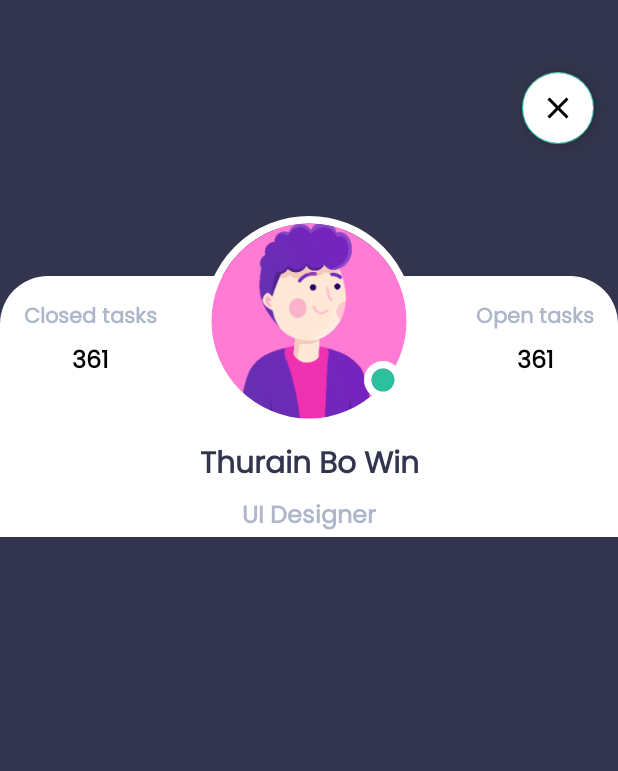
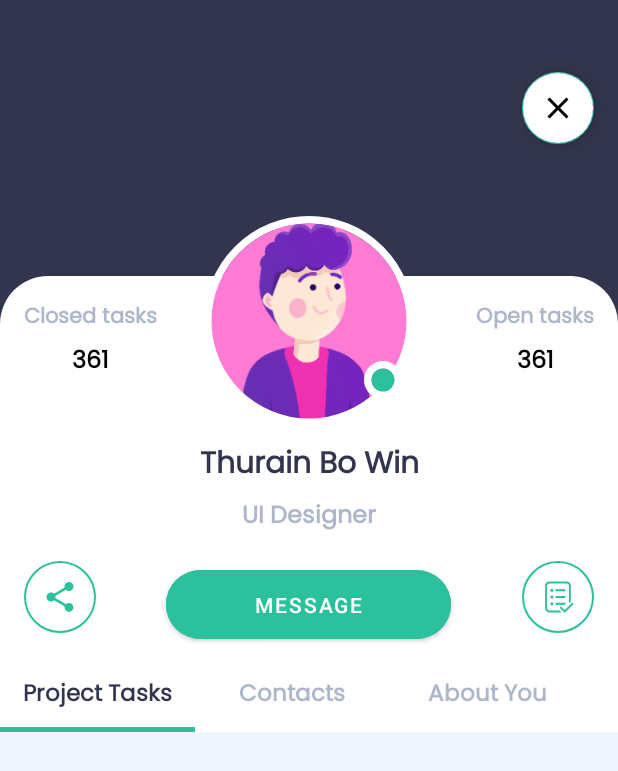
Before and after one commit to DevThurain/TaskApp-Native, an Android app: the screen it shows after launch (ProfileActivity), on a phone screen of 412 x 824 dp. Shown: the top 771 px of the screen. Run offline under Robolectric (Android 15) with nearby library versions, the phone set to English and light mode, and no system bars.

Commit message:
- add profile section ui

```diff
--- a/app/src/main/java/com/thurainx/taskapp/activities/ProfileActivity.kt
+++ b/app/src/main/java/com/thurainx/taskapp/activities/ProfileActivity.kt
@@ -5,6 +5,7 @@ import android.content.Intent
 import androidx.appcompat.app.AppCompatActivity
 import android.os.Bundle
 import com.thurainx.taskapp.R
+import kotlinx.android.synthetic.main.activity_profile.*
 
 class ProfileActivity : AppCompatActivity() {
     companion object{
@@ -13,8 +14,21 @@ class ProfileActivity : AppCompatActivity() {
             return intent
         }
     }
+
+    val tabList = listOf("Project Tasks", "Contacts", "About You")
     override fun onCreate(savedInstanceState: Bundle?) {
         super.onCreate(savedInstanceState)
         setContentView(R.layout.activity_profile)
+
+        setupTabLayout()
+    }
+
+    private fun setupTabLayout() {
+        tabList.forEach {
+            tabLayoutProfile.newTab().apply {
+                this.text = it
+                tabLayoutProfile.addTab(this)
+            }
+        }
     }
 }
--- a/app/src/main/res/layout/activity_profile.xml
+++ b/app/src/main/res/layout/activity_profile.xml
@@ -20,10 +20,70 @@
         android:elevation="0dp"
         android:src="@drawable/ic_close" />
     <include
+        android:id="@+id/vpProfile"
         android:layout_width="match_parent"
         android:layout_height="wrap_content"
         android:layout_below="@id/fabClose"
         android:layout_marginTop="@dimen/margin_xxlarge"
         layout="@layout/view_pod_profile_section"/>
 
+    <RelativeLayout
+        android:id="@+id/rlButtonSection"
+        android:layout_width="match_parent"
+        android:layout_height="wrap_content"
+        android:layout_below="@+id/vpProfile"
+        android:background="@color/white"
+        android:paddingTop="@dimen/margin_medium_2">
+
+        <com.thurainx.taskapp.views.components.CircularImageView
+            android:layout_width="@dimen/margin_xxlarge"
+            android:layout_height="@dimen/margin_xxlarge"
+            android:layout_marginStart="@dimen/margin_medium_2"
+            android:padding="12dp"
+            android:tint="@color/color_accent_green"
+            app:srcCompat="@drawable/ic_share"
+            app:strokeColor="@color/color_accent_green" />
+
+        <com.thurainx.taskapp.views.components.CircularImageView
+            android:layout_width="@dimen/margin_xxlarge"
+            android:layout_height="@dimen/margin_xxlarge"
+            android:layout_alignParentEnd="true"
+            android:layout_marginEnd="@dimen/margin_medium_2"
+            android:padding="12dp"
+            android:tint="@color/color_accent_green"
+            app:srcCompat="@drawable/ic_tasks_complete"
+            app:strokeColor="@color/color_accent_green" />
+
+        <com.google.android.material.button.MaterialButton
+            android:id="@+id/btnProfileMessage"
+            android:layout_width="190dp"
+            android:layout_height="58dp"
+            android:layout_centerHorizontal="true"
+            android:backgroundTint="@color/color_accent_green"
+            android:elevation="0dp"
+            android:text="Message"
+            app:cornerRadius="@dimen/margin_large" />
+
+        <com.google.android.material.tabs.TabLayout
+            android:id="@+id/tabLayoutProfile"
+            android:layout_width="match_parent"
+            android:layout_height="wrap_content"
+            android:layout_below="@id/btnProfileMessage"
+            android:layout_marginTop="@dimen/margin_medium"
+            android:background="@color/white"
+            app:tabIndicatorColor="@color/color_accent_green"
+            app:tabTextAppearance="@style/CustomTabTextAppearance"
+            app:tabMode="scrollable"
+            app:tabMinWidth="130dp"
+            app:tabIndicatorHeight="3dp"
+            app:tabSelectedTextColor="@color/color_primary"
+            app:tabTextColor="@color/color_dark_grey" />
+    </RelativeLayout>
+
+    <FrameLayout
+        android:layout_width="match_parent"
+        android:layout_height="match_parent"
+        android:layout_below="@id/rlButtonSection"
+        android:background="@color/color_light_grey" />
+
 </RelativeLayout>
--- a/app/src/main/res/values/themes.xml
+++ b/app/src/main/res/values/themes.xml
@@ -25,7 +25,14 @@
     <item name="android:fitsSystemWindows">false</item>
     <item name="android:windowTranslucentStatus">true</item>
     <item name="android:windowTranslucentNavigation">true</item>
+    </style>
 
+    <style name="CustomTabTextAppearance" parent="TextAppearance.Design.Tab">
+        <item name="android:textSize">15sp</item>
+        <item name="textAllCaps">false</item>
+        <item name="android:textAllCaps">false</item>
+        <item name="fontFamily">@font/poppins_regular</item>
+        <item name="android:textStyle">bold</item>
     </style>
 
 
```
